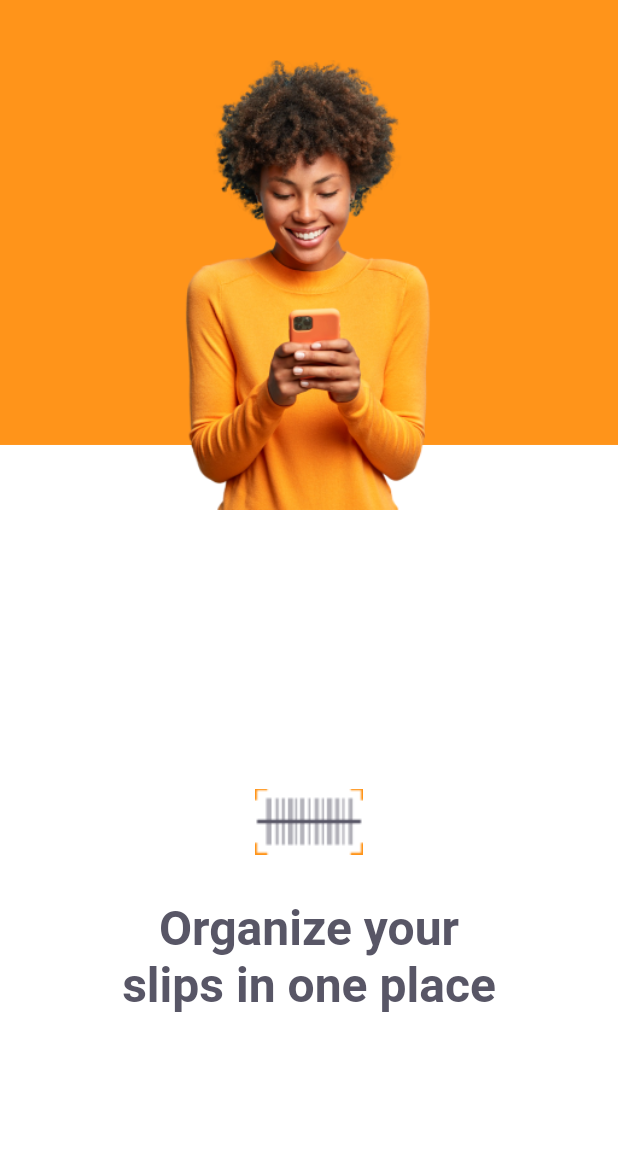
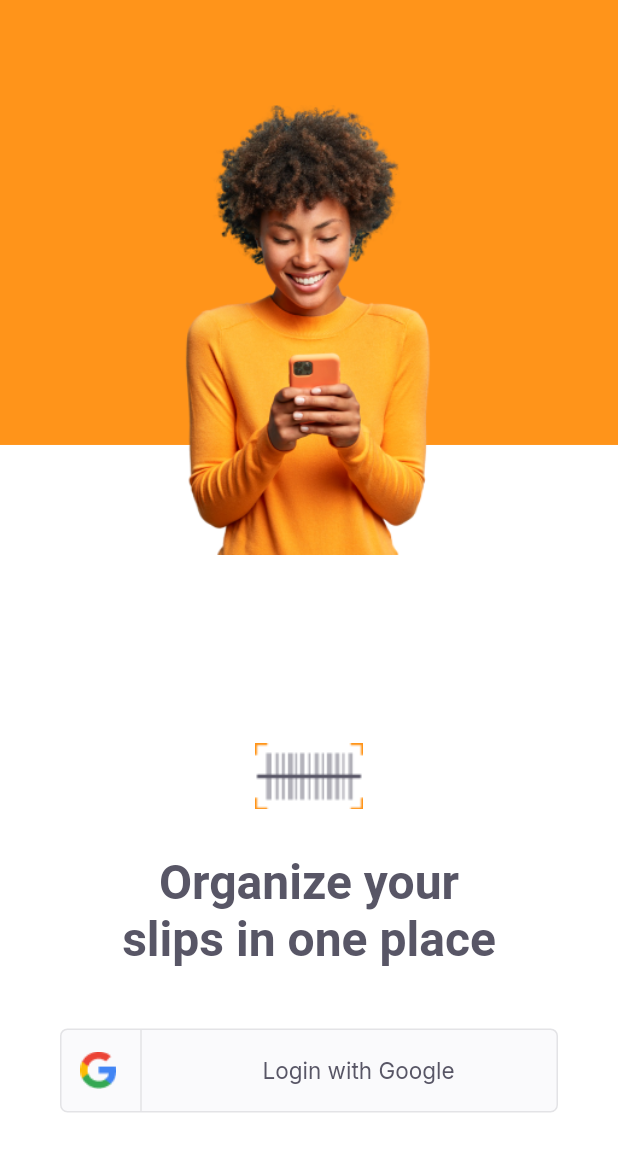
Before and after one commit to filipebteixeira98/payflow, a Flutter app: the screen it shows after launch, on a phone screen of 412 x 824 dp. Shown: the top 1152 px of the screen. Run offline on Flutter 3.47's test engine with Material 2 defaults, Android fonts, the phone set to English and light mode, and no system bars; our stand-ins replace google_fonts.

Commit message:
feat: create social login button widget

```diff
--- a/lib/modules/login/login_page.dart
+++ b/lib/modules/login/login_page.dart
@@ -2,6 +2,7 @@ import 'package:flutter/material.dart';
 import 'package:payflow/shared/themes/app_colors.dart';
 import 'package:payflow/shared/themes/app_images.dart';
 import 'package:payflow/shared/themes/app_text_styles.dart';
+import 'package:payflow/shared/widgets/social_login/social_login_button.dart';
 
 class LoginPage extends StatefulWidget {
   const LoginPage({Key? key}) : super(key: key);
@@ -28,12 +29,12 @@ class _LoginPageState extends State<LoginPage> {
               color: AppColors.primary,
             ),
             Positioned(
-                top: 40,
+                top: 70,
                 left: 0,
                 right: 0,
                 child: Image.asset(AppImages.person, width: 208, height: 300)),
             Positioned(
-              bottom: size.height * 0.18,
+              bottom: size.height * 0.10,
               left: 0,
               right: 0,
               child: Column(
@@ -50,6 +51,11 @@ class _LoginPageState extends State<LoginPage> {
                       style: TextStyles.titleHome,
                     ),
                   ),
+                  Padding(
+                    padding:
+                        const EdgeInsets.only(top: 40, left: 40, right: 40),
+                    child: SocialLoginButton(onTap: () {}),
+                  ),
                 ],
               ),
             ),
--- /dev/null
+++ b/lib/shared/widgets/social_login/social_login_button.dart
@@ -0,0 +1,47 @@
+import 'package:flutter/material.dart';
+import 'package:payflow/shared/themes/app_colors.dart';
+import 'package:payflow/shared/themes/app_images.dart';
+import 'package:payflow/shared/themes/app_text_styles.dart';
+
+class SocialLoginButton extends StatelessWidget {
+  final VoidCallback onTap;
+  const SocialLoginButton({Key? key, required this.onTap}) : super(key: key);
+
+  @override
+  Widget build(BuildContext context) {
+    return InkWell(
+      onTap: onTap,
+      child: Container(
+        height: 56,
+        decoration: BoxDecoration(
+          color: AppColors.shape,
+          border: Border.fromBorderSide(BorderSide(color: AppColors.stroke)),
+          borderRadius: BorderRadius.circular(5),
+        ),
+        child: Row(
+          children: [
+            Expanded(
+                flex: 1,
+                child: Row(
+                  mainAxisAlignment: MainAxisAlignment.center,
+                  children: [
+                    Image.asset(AppImages.google),
+                    SizedBox(width: 16),
+                    Container(height: 56, width: 1, color: AppColors.stroke),
+                  ],
+                )),
+            Expanded(
+              flex: 4,
+              child: Row(
+                mainAxisAlignment: MainAxisAlignment.center,
+                children: [
+                  Text('Login with Google', style: TextStyles.buttonGray),
+                ],
+              ),
+            ),
+          ],
+        ),
+      ),
+    );
+  }
+}
```
